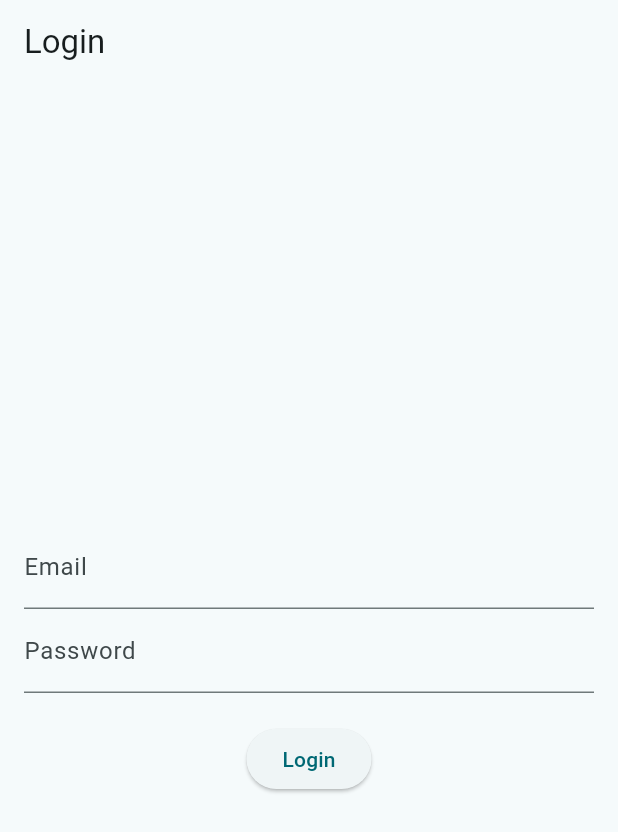
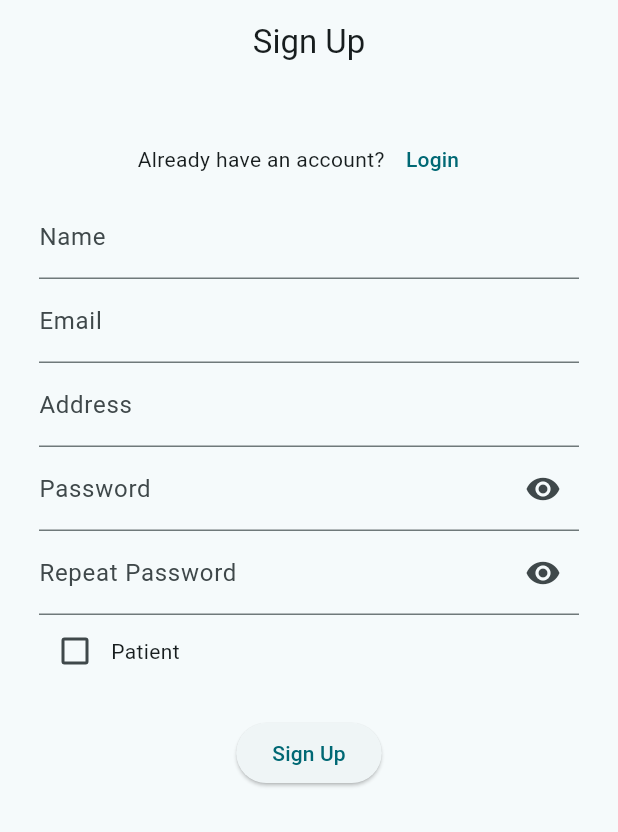
Before and after one commit to Tonydecarvalho/HealthSyncyCare, a Flutter app: the screen it shows after launch, on a phone screen of 412 x 824 dp. Shown: the top 832 px of the screen. Run offline on Flutter 3.47's test engine with Material 3 defaults, Android fonts, the phone set to English and light mode, and no system bars; our stand-ins replace cloud_firestore, firebase_auth, firebase_core, table_calendar; accounts and stored records are empty.

Commit message:
Register page

```diff
--- a/lib/main.dart
+++ b/lib/main.dart
@@ -6,6 +6,7 @@ import 'package:healthsyncycare/screens/home_screen_doctor.dart';
 import 'package:healthsyncycare/screens/login_screen.dart';
 import 'package:healthsyncycare/screens/patient_condition_details.dart';
 import 'package:healthsyncycare/screens/patients_conditions_doctor.dart';
+import 'package:healthsyncycare/screens/register_screen.dart';
 import 'package:healthsyncycare/screens/sharedCondition.dart';
 import 'package:provider/provider.dart';
 import 'package:firebase_core/firebase_core.dart';
@@ -29,7 +30,7 @@ class MyApp extends StatelessWidget {
           useMaterial3: true,
           colorScheme: ColorScheme.fromSeed(seedColor: Colors.white),
         ),
-        home: LoginPage(),
+        home: RegisterPage(),
         routes: {
           '/home': (context) => MyHomePage(),
           '/appointment': (context) => AppointmentPage(
--- /dev/null
+++ b/lib/screens/register_screen.dart
@@ -0,0 +1,260 @@
+import 'package:flutter/material.dart';
+import 'package:firebase_auth/firebase_auth.dart';
+import 'package:cloud_firestore/cloud_firestore.dart';
+import 'package:healthsyncycare/screens/login_screen.dart';
+
+class RegisterPage extends StatefulWidget {
+  const RegisterPage({super.key});
+
+  @override
+  State<RegisterPage> createState() => _RegisterPageState();
+}
+
+class _RegisterPageState extends State<RegisterPage> {
+
+  final TextEditingController _nameController = TextEditingController();
+  final TextEditingController _emailController = TextEditingController();
+  final TextEditingController _addressController = TextEditingController();
+  final TextEditingController _passwordController = TextEditingController();
+  final TextEditingController _repeatPasswordController =
+      TextEditingController();
+
+  bool _isLoading = false;
+  bool _obscurePassword = true;
+  bool _obscureRepeatPassword = true;
+  bool _isChecked = false;
+
+  String? _selectedDoctorId; // Selected doctor id
+  List<Map<String, dynamic>> _doctors = [];
+
+  @override
+  void initState() {
+    super.initState();
+    _fetchDoctors(); // Fetch available doctors
+  }
+
+  Future<void> _fetchDoctors() async {
+    try {
+      QuerySnapshot snapshot = await FirebaseFirestore.instance
+          .collection('users')
+          .where('role', isEqualTo: 'doctor')
+          .get();
+      setState(() {
+        _doctors = snapshot.docs
+            .map((doc) => {'id': doc.id, 'name': doc['name']})
+            .toList();
+      });
+    } catch (e) {
+      // Fetch errors
+      ScaffoldMessenger.of(context)
+          .showSnackBar(SnackBar(content: Text('Failed to load doctors: $e')));
+    }
+  }
+
+  void _togglePasswordVisibility() {
+    setState(() {
+      _obscurePassword = !_obscurePassword;
+    });
+  }
+
+  void _toggleRepeatPasswordVisibility() {
+    setState(() {
+      _obscureRepeatPassword = !_obscureRepeatPassword;
+    });
+  }
+
+  Future<void> _signUp() async {
+    if (_passwordController.text != _repeatPasswordController.text) {
+      ScaffoldMessenger.of(context)
+          .showSnackBar(SnackBar(content: Text("Passwords do not match")));
+      return;
+    }
+
+    setState(() {
+      _isLoading = true;
+    });
+
+    try {
+      UserCredential userCredential =
+          await FirebaseAuth.instance.createUserWithEmailAndPassword(
+        email: _emailController.text,
+        password: _passwordController.text,
+      );
+
+      Map<String, dynamic> userData = {
+        'name': _nameController.text,
+        'email': _emailController.text.trim(),
+        'address': _addressController.text,
+        'role': _isChecked ? "patient" : "doctor",
+        'createdAt': DateTime.now(),
+      };
+
+      if (_isChecked) {
+        userData['doctorId'] = _selectedDoctorId;
+      }
+
+      // Add information
+      await FirebaseFirestore.instance
+          .collection('users')
+          .doc(userCredential.user?.uid)
+          .set(userData);
+
+      ScaffoldMessenger.of(context).showSnackBar(
+        SnackBar(content: Text("User Registered Successfully")),
+      );
+
+      // Reset form
+      _nameController.clear();
+      _emailController.clear();
+      _addressController.clear();
+      _passwordController.clear();
+      _repeatPasswordController.clear();
+      setState(() {
+        _selectedDoctorId = null;
+      });
+    } on FirebaseAuthException catch (e) {
+      String errorMessage;
+      if (e.code == 'weak-password') {
+        errorMessage = 'The password provided is too weak.';
+      } else if (e.code == 'email-already-in-use') {
+        errorMessage = 'The account already exists for that email.';
+      } else {
+        errorMessage = e.message ?? 'An error occurred';
+      }
+
+      ScaffoldMessenger.of(context).showSnackBar(
+        SnackBar(content: Text(errorMessage)),
+      );
+    } catch (e) {
+      ScaffoldMessenger.of(context).showSnackBar(
+        SnackBar(content: Text('An error occurred: $e')),
+      );
+    } finally {
+      setState(() {
+        _isLoading = false;
+      });
+    }
+  }
+
+  void _navigateToLogin() {
+    Navigator.of(context)
+        .pushReplacement(MaterialPageRoute(builder: (context) => LoginPage()));
+  }
+
+  @override
+  Widget build(BuildContext context) {
+    return Scaffold(
+      appBar: AppBar(
+        centerTitle: true,
+        title: Text("Sign Up"),
+      ),
+      body: Padding(
+        padding: const EdgeInsets.all(26.0),
+        child: Column(
+          children: [
+            Row(
+              mainAxisAlignment: MainAxisAlignment.center,
+              children: [
+                Text("Already have an account?"),
+                TextButton(
+                  onPressed: _navigateToLogin,
+                  child: Text(
+                    "Login",
+                    style: TextStyle(color: Theme.of(context).primaryColor),
+                  ),
+                ),
+              ],
+            ),
+            TextField(
+              controller: _nameController,
+              decoration: InputDecoration(labelText: "Name"),
+            ),
+            TextField(
+              controller: _emailController,
+              decoration: InputDecoration(labelText: "Email"),
+              keyboardType: TextInputType.emailAddress,
+            ),
+            TextField(
+              controller: _addressController,
+              decoration: InputDecoration(labelText: "Address"),
+            ),
+            TextField(
+              controller: _passwordController,
+              obscureText: _obscurePassword,
+              decoration: InputDecoration(
+                labelText: "Password",
+                suffixIcon: IconButton(
+                  icon: Icon(
+                    _obscurePassword ? Icons.visibility : Icons.visibility_off,
+                  ),
+                  onPressed: _togglePasswordVisibility,
+                ),
+              ),
+            ),
+            TextField(
+              controller: _repeatPasswordController,
+              obscureText: _obscureRepeatPassword,
+              decoration: InputDecoration(
+                labelText: "Repeat Password",
+                suffixIcon: IconButton(
+                  icon: Icon(
+                    _obscureRepeatPassword
+                        ? Icons.visibility
+                        : Icons.visibility_off,
+                  ),
+                  onPressed: _toggleRepeatPasswordVisibility,
+                ),
+              ),
+            ),
+            Row(children: [
+              Checkbox(
+                value: _isChecked,
+                onChanged: (bool? newValue) {
+                  setState(() {
+                    _isChecked = newValue!;
+                  });
+                },
+              ),
+              Text("Patient"),
+            ]),
+            if (_isChecked) ...[
+              DropdownButton<String>(
+                hint: Text("Select a Doctor"),
+                value: _selectedDoctorId,
+                onChanged: (String? newValue) {
+                  setState(() {
+                    _selectedDoctorId = newValue;
+                  });
+                },
+                items: _doctors.map<DropdownMenuItem<String>>(
+                    (Map<String, dynamic> doctor) {
+                  return DropdownMenuItem<String>(
+                    value: doctor['id'],
+                    child: Text(doctor['name']),
+                  );
+                }).toList(),
+              ),
+            ],
+            SizedBox(height: 20),
+            _isLoading
+                ? CircularProgressIndicator()
+                : ElevatedButton(
+                    onPressed: _signUp,
+                    child: Text("Sign Up"),
+                  ),
+          ],
+        ),
+      ),
+    );
+  }
+
+  @override
+  void dispose() {
+    _nameController.dispose();
+    _emailController.dispose();
+    _addressController.dispose();
+    _passwordController.dispose();
+    _repeatPasswordController.dispose();
+    super.dispose();
+  }
+}
```
